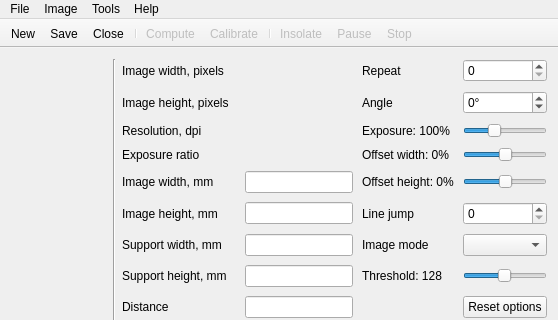
Qt form projecteurlaser.ui (troisiemetype/c-projecteur-laser) before a commit; both pictures show x 0 to 558 and y 0 to 320 of the 558 by 521 pixel window.
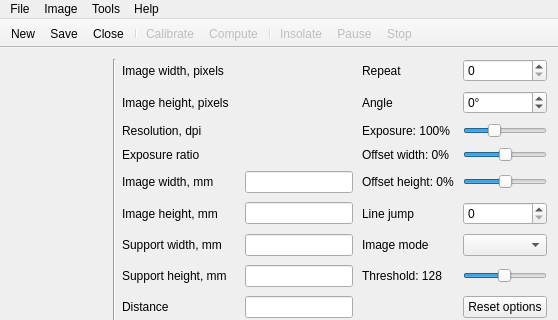
The same form after that commit.

Commit message: Modified Audio, ComputeImage: bresenham ok, oblic lines smooth. Modified ProjecteurLaser, ComputeImage: support can be projected without computing image again.

```diff
--- a/projecteurlaser.ui
+++ b/projecteurlaser.ui
@@ -504,8 +504,8 @@
    <addaction name="actionFileSave"/>
    <addaction name="actionFileClose"/>
    <addaction name="separator"/>
-   <addaction name="actionImageCompute"/>
    <addaction name="actionImageCalibrate"/>
+   <addaction name="actionImageCompute"/>
    <addaction name="separator"/>
    <addaction name="actionSend"/>
    <addaction name="actionPause"/>
```
The commit also changes 5 other files.
